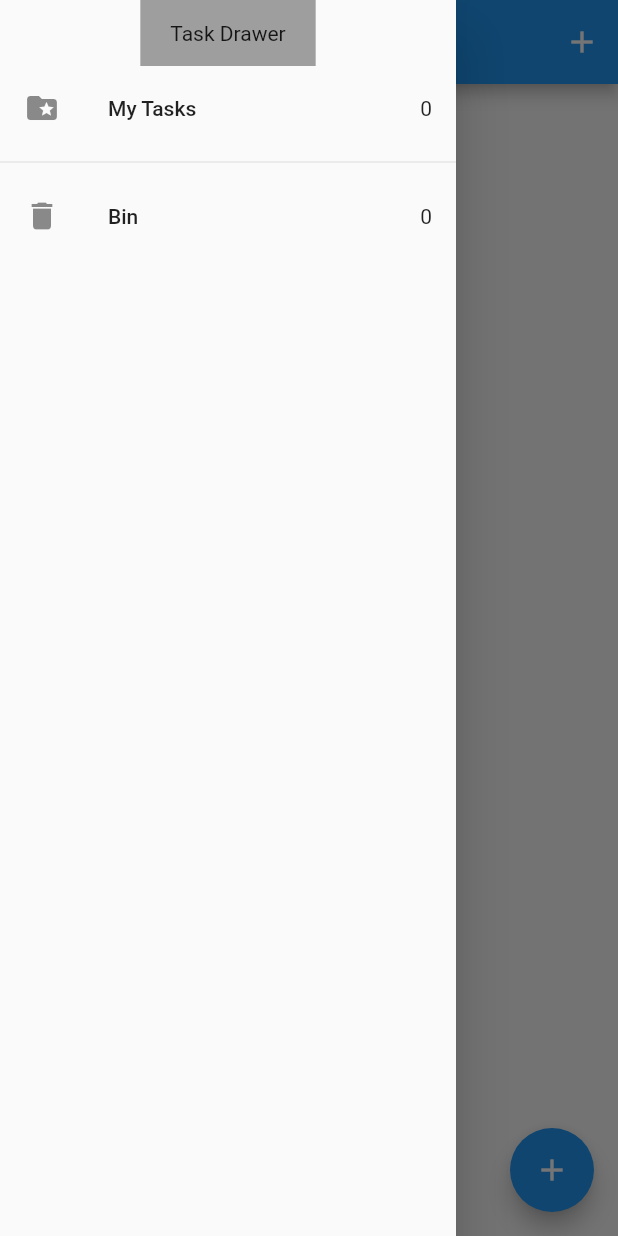
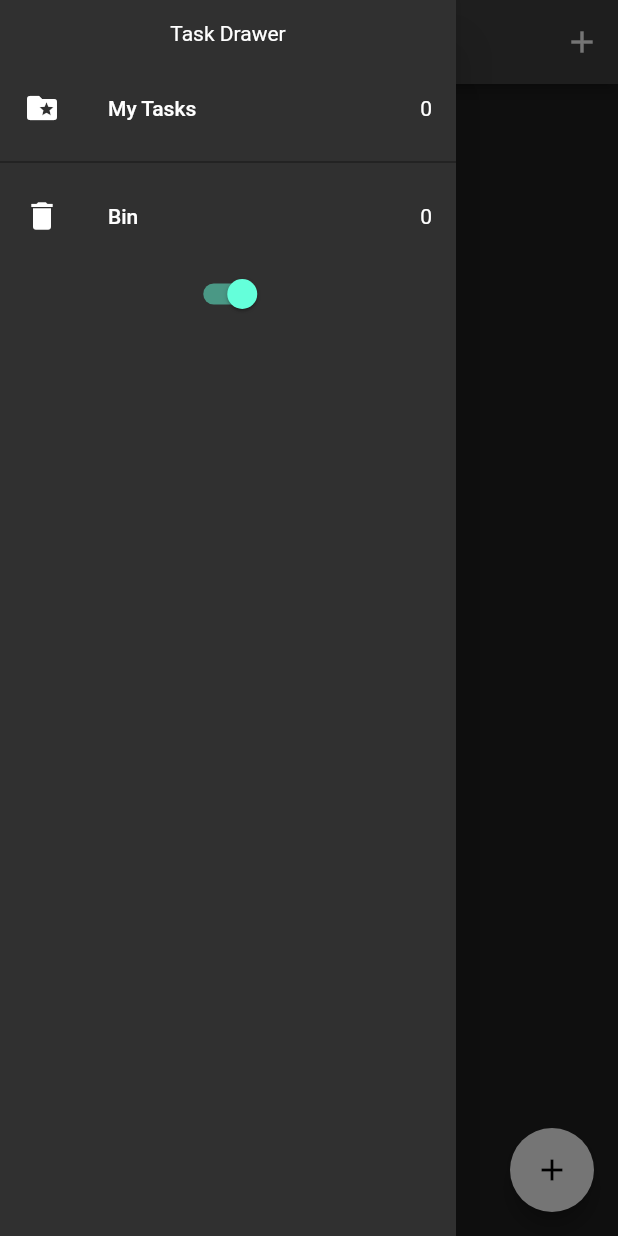
Before and after one commit to JohnGJackson0/favs-flutter, a Flutter app: the screen it shows after launch, with the side drawer open, on a phone screen of 412 x 824 dp. Run offline on Flutter 3.47's test engine with Material 2 defaults, Android fonts, the phone set to English and light mode, and no system bars; our stand-ins replace equatable, flutter_bloc, hydrated_bloc.

Commit message:
feat:themes

```diff
--- a/lib/blocs/bloc_exports.dart
+++ b/lib/blocs/bloc_exports.dart
@@ -1,3 +1,4 @@
-export './bloc/tasks_bloc.dart';
+export './tasks_bloc/tasks_bloc.dart';
+export './theme_bloc/theme_bloc.dart';
 export 'package:flutter_bloc/flutter_bloc.dart';
 export 'package:hydrated_bloc/hydrated_bloc.dart';
--- /dev/null
+++ b/lib/blocs/theme_bloc/theme_bloc.dart
@@ -0,0 +1,18 @@
+import 'package:equatable/equatable.dart';
+
+import '../bloc_exports.dart';
+
+part 'theme_event.dart';
+part 'theme_state.dart';
+
+class ThemeBloc extends Bloc<ThemeEvent, ThemeState> {
+  ThemeBloc() : super(const ThemeState()) {
+    on<UpdateAppTheme>(_onUpdateTheme);
+  }
+
+  void _onUpdateTheme(UpdateAppTheme event, Emitter<ThemeState> emit) {
+    final isDarkTheme = state.isDarkTheme;
+
+    emit(ThemeState(isDarkTheme: !isDarkTheme));
+  }
+}
--- /dev/null
+++ b/lib/blocs/theme_bloc/theme_event.dart
@@ -0,0 +1,19 @@
+part of 'theme_bloc.dart';
+
+class ThemeEvent extends Equatable {
+  final bool isDarkTheme;
+
+  const ThemeEvent({this.isDarkTheme = true});
+
+  @override
+  List<Object> get props => [isDarkTheme];
+}
+
+class UpdateAppTheme extends ThemeEvent {
+  final bool newThemeIsDark;
+
+  const UpdateAppTheme({required this.newThemeIsDark});
+
+  @override
+  List<Object> get props => [newThemeIsDark];
+}
--- /dev/null
+++ b/lib/blocs/theme_bloc/theme_state.dart
@@ -0,0 +1,12 @@
+part of 'theme_bloc.dart';
+
+class ThemeState extends Equatable {
+  final bool isDarkTheme;
+
+  const ThemeState({this.isDarkTheme = true});
+
+  @override
+  List<Object> get props => [isDarkTheme];
+}
+
+class ThemeInitial extends ThemeState {}
--- a/lib/main.dart
+++ b/lib/main.dart
@@ -1,4 +1,5 @@
 import 'package:favs_app/services/app_router.dart';
+import 'package:favs_app/services/app_theme.dart';
 import 'package:flutter/material.dart';
 import 'package:path_provider/path_provider.dart';
 
@@ -23,15 +24,26 @@ class MyApp extends StatelessWidget {
   // This widget is the root of your application.
   @override
   Widget build(BuildContext context) {
-    return BlocProvider(
-      create: (context) => TasksBloc(),
-      child: MaterialApp(
-        title: 'Flutter Tasks App',
-        theme: ThemeData(
-          primarySwatch: Colors.blue,
+    return MultiBlocProvider(
+      providers: [
+        BlocProvider(
+          create: (context) => TasksBloc(),
         ),
-        home: TasksScreen(),
-        onGenerateRoute: appRouter.onGenerateRoute,
+        BlocProvider(
+          create: (context) => ThemeBloc(),
+        ),
+      ],
+      child: BlocBuilder<ThemeBloc, ThemeState>(
+        builder: (context, state) {
+          return MaterialApp(
+            title: 'Flutter Tasks App',
+            theme: state.isDarkTheme
+                ? AppThemes.appThemeData[AppTheme.darkTheme]
+                : AppThemes.appThemeData[AppTheme.lightTheme],
+            home: TasksScreen(),
+            onGenerateRoute: appRouter.onGenerateRoute,
+          );
+        },
       ),
     );
   }
--- a/lib/screens/add_task_screen.dart
+++ b/lib/screens/add_task_screen.dart
@@ -15,6 +15,7 @@ class AddTaskScreen extends StatelessWidget {
   @override
   Widget build(BuildContext context) {
     return Container(
+      color: Theme.of(context).backgroundColor,
       padding: const EdgeInsets.all(20),
       child: Column(
         children: [
--- a/lib/screens/my_drawer.dart
+++ b/lib/screens/my_drawer.dart
@@ -4,8 +4,15 @@ import 'package:flutter/material.dart';
 
 import '../blocs/bloc_exports.dart';
 
-class MyDrawer extends StatelessWidget {
+class MyDrawer extends StatefulWidget {
   const MyDrawer({Key? key}) : super(key: key);
+
+  @override
+  State<MyDrawer> createState() => _MyDrawerState();
+}
+
+class _MyDrawerState extends State<MyDrawer> {
+  bool switchValue = false;
 
   @override
   Widget build(BuildContext context) {
@@ -14,7 +21,6 @@ class MyDrawer extends StatelessWidget {
         child: Column(
           children: [
             Container(
-                color: Colors.grey,
                 child: const Text('Task Drawer'),
                 padding:
                     const EdgeInsets.symmetric(vertical: 14, horizontal: 20)),
@@ -31,8 +37,7 @@ class MyDrawer extends StatelessWidget {
               },
             ),
             const Divider(),
-            BlocBuilder<TasksBloc, TasksState>(
-              builder: (context, state) {
+            BlocBuilder<TasksBloc, TasksState>(builder: (context, state) {
               return GestureDetector(
                 onTap: () =>
                     Navigator.of(context).pushReplacementNamed(RecycleBin.id),
@@ -41,6 +46,16 @@ class MyDrawer extends StatelessWidget {
                     title: const Text('Bin'),
                     trailing: Text('${state.removedTasks.length}')),
               );
+            }),
+            BlocBuilder<ThemeBloc, ThemeState>(
+              builder: (context, state) {
+                return Switch(
+                    value: state.isDarkTheme,
+                    onChanged: (value) {
+                      context
+                          .read<ThemeBloc>()
+                          .add(UpdateAppTheme(newThemeIsDark: value));
+                    });
               },
             )
           ],
--- a/lib/screens/tasks_screen.dart
+++ b/lib/screens/tasks_screen.dart
@@ -38,7 +38,9 @@ class TasksScreen extends StatelessWidget {
             ],
           ),
           drawer: const MyDrawer(),
-          body: Column(
+          body: Container(
+            color: Theme.of(context).backgroundColor,
+            child: Column(
               crossAxisAlignment: CrossAxisAlignment.center,
               children: [
                 Center(
@@ -51,10 +53,12 @@ class TasksScreen extends StatelessWidget {
                 TaskList(tasksList: tasksList),
               ],
             ),
+          ),
           floatingActionButton: FloatingActionButton(
+
             onPressed: () => _addTask(context),
             tooltip: 'Add Task',
-            child: const Icon(Icons.add),
+              child: const Icon(Icons.add)
           ),
         );
       },
--- /dev/null
+++ b/lib/services/app_theme.dart
@@ -0,0 +1,55 @@
+import 'package:flutter/material.dart';
+
+enum AppTheme { darkTheme, lightTheme }
+
+class AppThemes {
+  static final appThemeData = {
+    AppTheme.darkTheme: ThemeData(
+      primarySwatch: Colors.grey,
+      primaryColor: Colors.black,
+      brightness: Brightness.dark,
+      backgroundColor: const Color(0xFF212121),
+      dividerColor: Colors.black54,
+      floatingActionButtonTheme: const FloatingActionButtonThemeData(
+        backgroundColor: Colors.white,
+      ),
+      textButtonTheme: TextButtonThemeData(
+        style: ButtonStyle(
+          foregroundColor: MaterialStateProperty.all(Colors.white),
+        ),
+      ),
+      textTheme: const TextTheme(
+        subtitle1: TextStyle(color: Colors.white),
+      ),
+      bottomNavigationBarTheme: const BottomNavigationBarThemeData(
+          backgroundColor: Colors.grey, unselectedItemColor: Colors.white),
+    ),
+
+    //
+    //
+
+    AppTheme.lightTheme: ThemeData(
+      primarySwatch: Colors.grey,
+      primaryColor: Colors.white,
+      brightness: Brightness.light,
+      backgroundColor: const Color(0xFFE5E5E5),
+      dividerColor: const Color(0xff757575),
+      floatingActionButtonTheme: const FloatingActionButtonThemeData(
+        backgroundColor: Colors.black,
+        foregroundColor: Colors.white,
+      ),
+      textButtonTheme: TextButtonThemeData(
+        style: ButtonStyle(
+          foregroundColor: MaterialStateProperty.all(Colors.black),
+        ),
+      ),
+      textTheme: const TextTheme(
+        subtitle1: TextStyle(color: Colors.black),
+      ),
+      bottomNavigationBarTheme: const BottomNavigationBarThemeData(
+          backgroundColor: Colors.grey,
+          selectedItemColor: Colors.black,
+          unselectedItemColor: Colors.white),
+    ),
+  };
+}
```
Also changed, not shown: lib/blocs/tasks_bloc/tasks_bloc.dart (renamed from lib/blocs/bloc/tasks_bloc.dart), lib/blocs/tasks_bloc/tasks_event.dart (renamed from lib/blocs/bloc/tasks_event.dart), lib/blocs/tasks_bloc/tasks_state.dart (renamed from lib/blocs/bloc/tasks_state.dart). Lines whose indentation alone changed are shown as unchanged.
